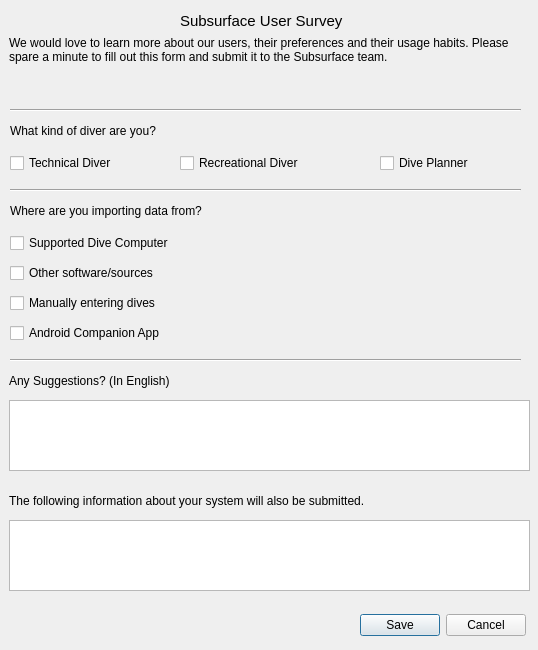
This is qt-ui/usersurvey.ui in subsurface/subsurface as Qt 5 draws it before an edit. The edited form follows.
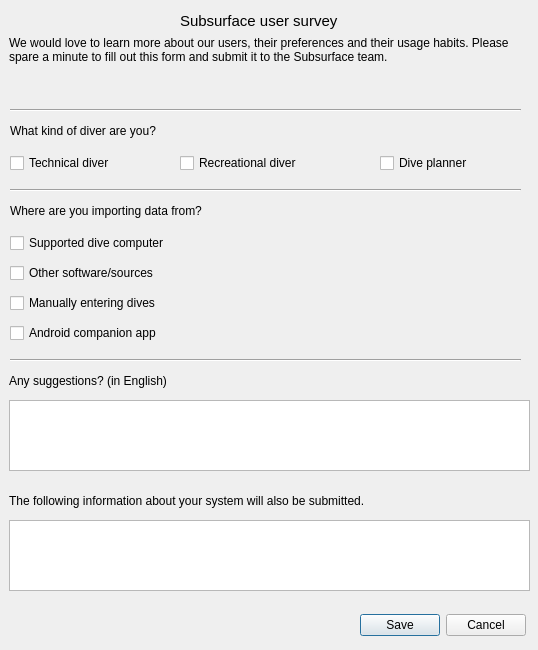
This is the edited form.

Commit message: Make text in user survey follow our capitalization conventions

Patch:
```diff
--- a/qt-ui/usersurvey.ui
+++ b/qt-ui/usersurvey.ui
@@ -28,7 +28,7 @@
     </font>
    </property>
    <property name="text">
-    <string>Subsurface User Survey</string>
+    <string>Subsurface user survey</string>
    </property>
   </widget>
   <widget class="QLabel" name="label_2">
@@ -60,7 +60,7 @@
     </rect>
    </property>
    <property name="text">
-    <string>Technical Diver</string>
+    <string>Technical diver</string>
    </property>
   </widget>
   <widget class="QCheckBox" name="recreational">
@@ -73,7 +73,7 @@
     </rect>
    </property>
    <property name="text">
-    <string>Recreational Diver</string>
+    <string>Recreational diver</string>
    </property>
   </widget>
   <widget class="QCheckBox" name="planning">
@@ -86,7 +86,7 @@
     </rect>
    </property>
    <property name="text">
-    <string>Dive Planner</string>
+    <string>Dive planner</string>
    </property>
   </widget>
   <widget class="QCheckBox" name="download">
@@ -99,7 +99,7 @@
     </rect>
    </property>
    <property name="text">
-    <string>Supported Dive Computer</string>
+    <string>Supported dive computer</string>
    </property>
   </widget>
   <widget class="QCheckBox" name="divecomputer">
@@ -138,7 +138,7 @@
     </rect>
    </property>
    <property name="text">
-    <string>Android Companion App</string>
+    <string>Android companion app</string>
    </property>
   </widget>
   <widget class="QLabel" name="label_3">
@@ -151,7 +151,7 @@
     </rect>
    </property>
    <property name="text">
-    <string>Any Suggestions? (In English)</string>
+    <string>Any suggestions? (in English)</string>
    </property>
   </widget>
   <widget class="QPlainTextEdit" name="suggestions">
```
Left out of the diff: 2 changed lines with no effect on the pictures.
